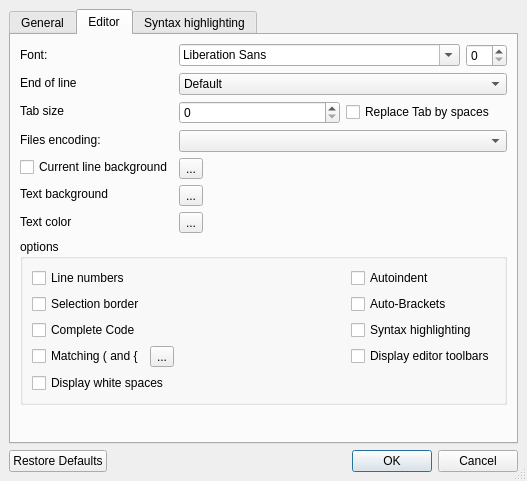
Qt form ui/options.ui (google-code-export/qdevelop) before a commit.
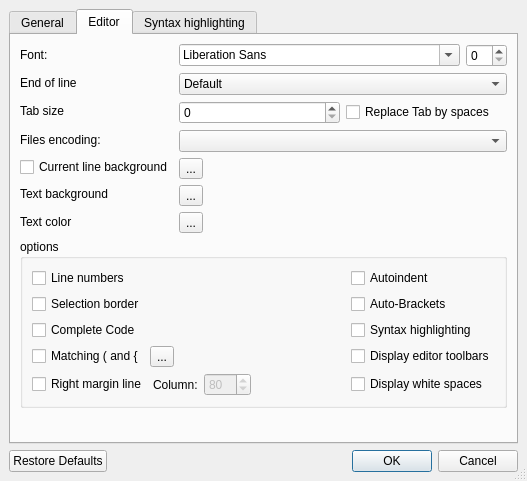
The same form after that commit. The open tabs and pages were chosen to show the change. Icons and pictures are not drawn.

The edit to the form file:
```diff
--- a/ui/options.ui
+++ b/ui/options.ui
@@ -473,13 +473,67 @@
             </property>
            </widget>
           </item>
-          <item row="4" column="0" >
+          <item row="4" column="1" >
            <widget class="QCheckBox" name="displayWhiteSpaces" >
             <property name="text" >
              <string>Display white spaces</string>
             </property>
            </widget>
           </item>
+          <item row="4" column="0" >
+           <layout class="QHBoxLayout" name="horizontalLayout" >
+            <item>
+             <widget class="QCheckBox" name="rightMarginLine" >
+              <property name="text" >
+               <string>Right margin line</string>
+              </property>
+             </widget>
+            </item>
+            <item>
+             <layout class="QHBoxLayout" name="horizontalLayout_2" >
+              <item>
+               <widget class="QLabel" name="label_18" >
+                <property name="text" >
+                 <string>Column:</string>
+                </property>
+                <property name="buddy" >
+                 <cstring>rightMarginPos</cstring>
+                </property>
+               </widget>
+              </item>
+              <item>
+               <widget class="QSpinBox" name="rightMarginPos" >
+                <property name="enabled" >
+                 <bool>false</bool>
+                </property>
+                <property name="minimum" >
+                 <number>1</number>
+                </property>
+                <property name="maximum" >
+                 <number>200</number>
+                </property>
+                <property name="value" >
+                 <number>80</number>
+                </property>
+               </widget>
+              </item>
+              <item>
+               <spacer name="horizontalSpacer" >
+                <property name="orientation" >
+                 <enum>Qt::Horizontal</enum>
+                </property>
+                <property name="sizeHint" stdset="0" >
+                 <size>
+                  <width>40</width>
+                  <height>20</height>
+                 </size>
+                </property>
+               </spacer>
+              </item>
+             </layout>
+            </item>
+           </layout>
+          </item>
          </layout>
         </widget>
        </item>
```
Left out of the diff: 16 changed lines with no effect on the pictures.
